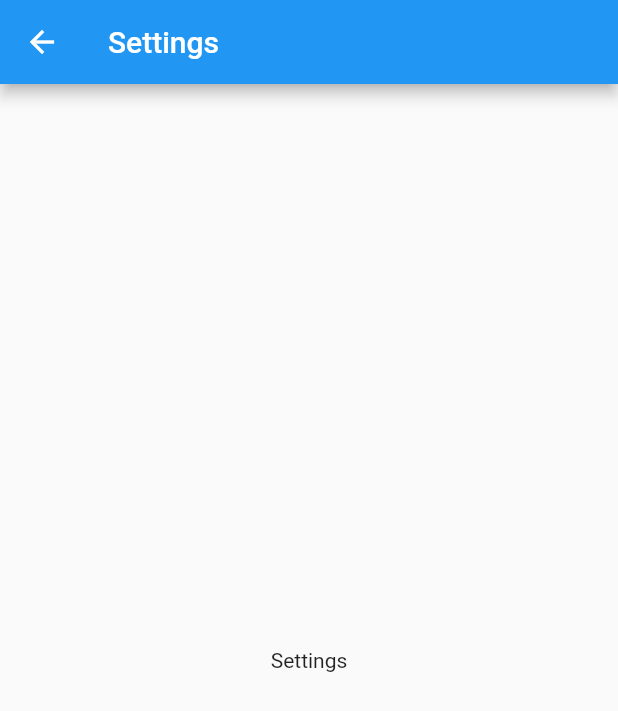
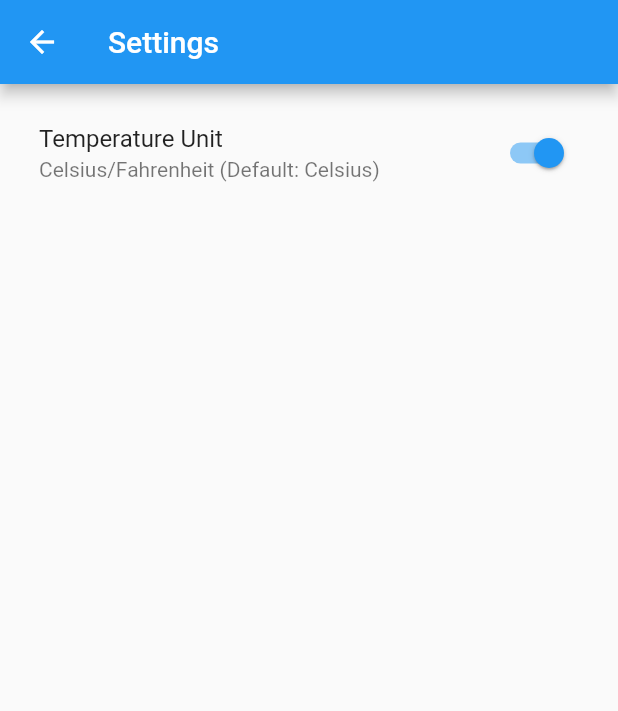
Before and after one commit to lightlitebug/weather_redux, a Flutter app: the SettingsPage screen opened directly, on a phone screen of 412 x 824 dp. Shown: the top 711 px of the screen. Run offline on Flutter 3.47's test engine with Material 2 defaults, Android fonts, the phone set to English and light mode, and no system bars; our stand-ins replace equatable, flutter_dotenv, flutter_redux, recase, redux, redux_thunk.

Commit message:
TempSettings related state, action, reducer

```diff
--- a/lib/pages/settings_page.dart
+++ b/lib/pages/settings_page.dart
@@ -1,21 +1,24 @@
 import 'package:flutter/material.dart';
 
-class SettingsPage extends StatefulWidget {
+class SettingsPage extends StatelessWidget {
   const SettingsPage({Key? key}) : super(key: key);
 
-  @override
-  State<SettingsPage> createState() => _SettingsPageState();
-}
-
-class _SettingsPageState extends State<SettingsPage> {
   @override
   Widget build(BuildContext context) {
     return Scaffold(
       appBar: AppBar(
         title: const Text('Settings'),
       ),
-      body: const Center(
-        child: Text('Settings'),
+      body: Padding(
+        padding: const EdgeInsets.all(10.0),
+        child: ListTile(
+          title: const Text('Temperature Unit'),
+          subtitle: const Text('Celsius/Fahrenheit (Default: Celsius)'),
+          trailing: Switch(
+            value: true,
+            onChanged: (_) {},
+          ),
+        ),
       ),
     );
   }
--- a/lib/redux/app_reducer.dart
+++ b/lib/redux/app_reducer.dart
@@ -1,8 +1,10 @@
 import 'app_state.dart';
+import 'temp_settings/temp_settings_reducer.dart';
 import 'weather/weather_reducer.dart';
 
 AppState reducer(AppState state, dynamic action) {
   return AppState(
     weatherState: weatherReducer(state.weatherState, action),
+    tempSettingsState: tempSettingsReducer(state.tempSettingsState, action),
   );
 }
--- a/lib/redux/app_state.dart
+++ b/lib/redux/app_state.dart
@@ -1,30 +1,37 @@
 import 'package:equatable/equatable.dart';
 
+import 'temp_settings/temp_settings_state.dart';
 import 'weather/weather_state.dart';
 
 class AppState extends Equatable {
   final WeatherState weatherState;
+  final TempSettingsState tempSettingsState;
   const AppState({
     required this.weatherState,
+    required this.tempSettingsState,
   });
 
   factory AppState.initial() {
     return AppState(
       weatherState: WeatherState.initial(),
+      tempSettingsState: TempSettingsState.initial(),
     );
   }
 
   @override
-  List<Object> get props => [weatherState];
+  List<Object> get props => [weatherState, tempSettingsState];
 
   @override
-  String toString() => 'AppState(weatherState: $weatherState)';
+  String toString() =>
+      'AppState(weatherState: $weatherState, tempSettingsState: $tempSettingsState)';
 
   AppState copyWith({
     WeatherState? weatherState,
+    TempSettingsState? tempSettingsState,
   }) {
     return AppState(
       weatherState: weatherState ?? this.weatherState,
+      tempSettingsState: tempSettingsState ?? this.tempSettingsState,
     );
   }
 }
--- /dev/null
+++ b/lib/redux/temp_settings/temp_settings_action.dart
@@ -0,0 +1,4 @@
+class ToggleTempUnitAction {
+  @override
+  String toString() => 'ToggleTempUnitAction()';
+}
--- /dev/null
+++ b/lib/redux/temp_settings/temp_settings_reducer.dart
@@ -0,0 +1,22 @@
+import 'package:redux/redux.dart';
+
+import 'temp_settings_action.dart';
+import 'temp_settings_state.dart';
+
+TempSettingsState toggleTempUnitReducer(
+  TempSettingsState state,
+  ToggleTempUnitAction action,
+) {
+  return state.copyWith(
+    tempUnit: state.tempUnit == TempUnit.celsius
+        ? TempUnit.fahrenheit
+        : TempUnit.celsius,
+  );
+}
+
+Reducer<TempSettingsState> tempSettingsReducer =
+    combineReducers<TempSettingsState>([
+  TypedReducer<TempSettingsState, ToggleTempUnitAction>(
+    toggleTempUnitReducer,
+  ),
+]);
--- /dev/null
+++ b/lib/redux/temp_settings/temp_settings_state.dart
@@ -0,0 +1,31 @@
+import 'package:equatable/equatable.dart';
+
+enum TempUnit {
+  celsius,
+  fahrenheit,
+}
+
+class TempSettingsState extends Equatable {
+  final TempUnit tempUnit;
+  const TempSettingsState({
+    this.tempUnit = TempUnit.celsius,
+  });
+
+  factory TempSettingsState.initial() {
+    return const TempSettingsState();
+  }
+
+  @override
+  List<Object> get props => [tempUnit];
+
+  @override
+  String toString() => 'TempSettingsState(tempUnit: $tempUnit)';
+
+  TempSettingsState copyWith({
+    TempUnit? tempUnit,
+  }) {
+    return TempSettingsState(
+      tempUnit: tempUnit ?? this.tempUnit,
+    );
+  }
+}
```
Also changed, not shown: lib/pages/home_page.dart (+12 -0 lines).
